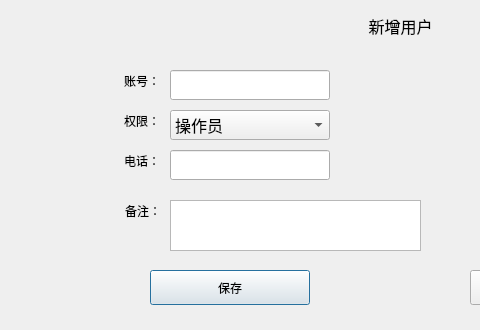
Before: the Qt Designer form PDU-CalibrateTool/setups/users/newusrdlg.ui in ChinaClever/PDU-CalibrateTool, drawn with Qt 5; both pictures show x 0 to 480 and y 0 to 330 of the 800 by 330 pixel window.
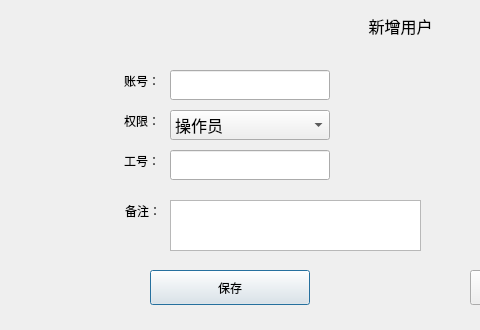
After: the same form once the commit is applied.

Commit message: 用户管理使用工号

Diff of the .ui file:
```diff
--- a/PDU-CalibrateTool/setups/users/newusrdlg.ui
+++ b/PDU-CalibrateTool/setups/users/newusrdlg.ui
@@ -213,7 +213,7 @@
     </rect>
    </property>
    <property name="text">
-    <string>电话：</string>
+    <string>工号：</string>
    </property>
    <property name="alignment">
     <set>Qt::AlignRight|Qt::AlignTrailing|Qt::AlignVCenter</set>
```
The commit also changes 2 other files.
